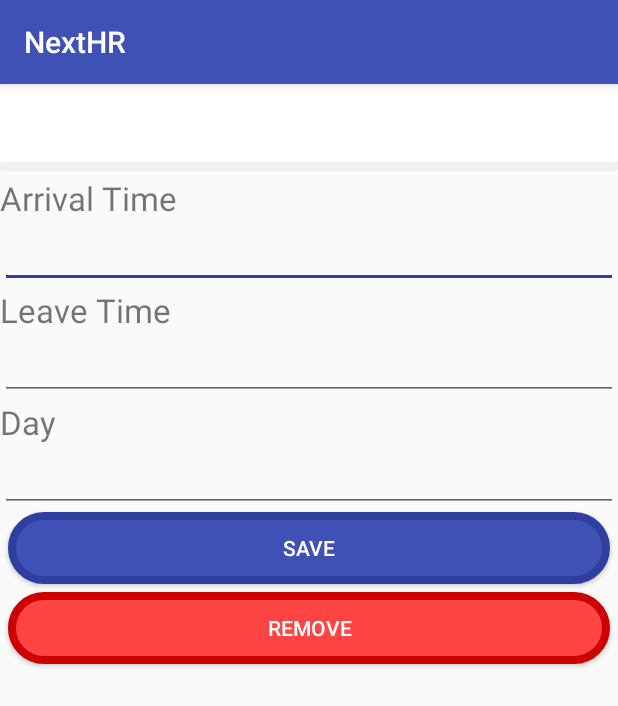
After one commit to Frz11/NextHr, an Android app: the EditAttendanceActivity screen opened directly, with no data from a screen before it, on a phone screen of 412 x 824 dp. The commit adds this screen. Shown: the top 706 px of the screen. Run offline under Robolectric (Android 15) with nearby library versions, the phone set to English and light mode, and no system bars; our stand-ins replace Firebase (no records; nobody signed in at launch, a user with empty details on screens opened directly); Roboto replaces fonts that are not available here; 2 statements that could not run were skipped.

Commit message:
attendance from adminview

```diff
--- a/app/src/main/AndroidManifest.xml
+++ b/app/src/main/AndroidManifest.xml
@@ -16,8 +16,8 @@
         android:roundIcon="@mipmap/ic_launcher"
         android:supportsRtl="true"
         android:theme="@style/AppTheme">
-        <activity
-            android:name=".ConversationActivity"></activity>
+        <activity android:name=".EditAttendanceActivity"></activity>
+        <activity android:name=".ConversationActivity" />
 
         <service
             android:name=".Service.NotificationsService"
--- /dev/null
+++ b/app/src/main/res/drawable/border_red.xml
@@ -0,0 +1,21 @@
+<?xml version="1.0" encoding="utf-8"?>
+<shape xmlns:android="http://schemas.android.com/apk/res/android"
+    android:shape="rectangle" >
+
+    <!-- View background color -->
+    <solid
+        android:color="@android:color/holo_red_light" >
+    </solid>
+
+    <!-- View border color and width -->
+    <stroke
+        android:width="5dp"
+        android:color="@android:color/holo_red_dark" >
+    </stroke>
+
+    <!-- The radius makes the corners rounded -->
+    <corners
+        android:radius="30dp"   >
+    </corners>
+
+</shape>
--- /dev/null
+++ b/app/src/main/res/layout/activity_edit_attendance.xml
@@ -0,0 +1,87 @@
+<?xml version="1.0" encoding="utf-8"?>
+<android.support.constraint.ConstraintLayout xmlns:android="http://schemas.android.com/apk/res/android"
+    xmlns:app="http://schemas.android.com/apk/res-auto"
+    xmlns:tools="http://schemas.android.com/tools"
+    android:layout_width="match_parent"
+    android:layout_height="match_parent"
+    tools:context=".EditAttendanceActivity">
+
+    <TextView
+        android:padding="10dp"
+        android:layout_width="match_parent"
+        android:layout_height="wrap_content"
+        android:id="@+id/employee"
+        app:layout_constraintTop_toTopOf="parent"
+        android:background="@drawable/border_shadow"
+        android:textSize="28sp"
+        android:textColor="@color/design_default_color_primary_dark"
+        android:text="Employee San Attendance"/>
+
+    <TextView
+        android:layout_width="match_parent"
+        android:layout_height="wrap_content"
+        app:layout_constraintTop_toBottomOf="@id/employee"
+        android:layout_marginTop="3dp"
+        android:id="@+id/start_label"
+        android:text="@string/arrival_time"
+        android:textSize="22sp"/>
+
+    <TextView
+        android:layout_width="match_parent"
+        android:layout_height="wrap_content"
+        app:layout_constraintTop_toBottomOf="@id/start_label"
+        android:id="@+id/start"
+        style="@android:style/Widget.EditText"/>
+    <TextView
+        android:layout_width="match_parent"
+        android:layout_height="wrap_content"
+        app:layout_constraintTop_toBottomOf="@id/start"
+        android:textSize="22sp"
+        android:text="@string/leave_time"
+        android:id="@+id/leave_label"/>
+    <TextView
+        android:layout_width="match_parent"
+        android:layout_height="wrap_content"
+        android:id="@+id/leave"
+        app:layout_constraintTop_toBottomOf="@id/leave_label"
+        style="@android:style/Widget.EditText"/>
+    <TextView
+        android:layout_width="match_parent"
+        android:layout_height="wrap_content"
+        android:id="@+id/date_label"
+        android:text="@string/day"
+        android:textSize="22sp"
+        app:layout_constraintTop_toBottomOf="@id/leave"/>
+    <TextView
+        android:layout_width="match_parent"
+        android:layout_height="wrap_content"
+        android:id="@+id/date"
+        style="@android:style/Widget.EditText"
+        app:layout_constraintTop_toBottomOf="@id/date_label"/>
+
+    <Button
+        android:layout_width="match_parent"
+        android:layout_height="wrap_content"
+        app:layout_constraintTop_toBottomOf="@id/date"
+        android:background="@drawable/border"
+        android:layout_marginStart="5dp"
+        android:layout_marginEnd="5dp"
+        android:textColor="@android:color/white"
+        android:text="@string/save"
+        android:id="@+id/save"/>
+
+    <Button
+        android:layout_width="match_parent"
+        android:layout_height="wrap_content"
+        android:textColor="@android:color/white"
+        app:layout_constraintTop_toBottomOf="@id/save"
+        android:id="@+id/delete"
+        android:background="@drawable/border_red"
+        android:layout_marginTop="5dp"
+        android:layout_marginStart="5dp"
+        android:layout_marginEnd="5dp"
+        android:text="@string/remove"/>
+
+
+
+</android.support.constraint.ConstraintLayout>
--- a/app/src/main/res/menu/activity_menu_drawer.xml
+++ b/app/src/main/res/menu/activity_menu_drawer.xml
@@ -61,6 +61,10 @@
                 android:id="@+id/nav_holidays_requests"
                 android:icon="@android:drawable/ic_menu_agenda"
                 android:title="@string/holiday_requets"/>
+            <item
+                android:id="@+id/nav_attendances"
+                android:icon="@android:drawable/ic_menu_my_calendar"
+                android:title="@string/attendances"/>
         </menu>
     </item>
     </group>
--- a/app/src/main/res/values/strings.xml
+++ b/app/src/main/res/values/strings.xml
@@ -96,6 +96,11 @@
     <string name="messages">Messages</string>
     <string name="send">Send</string>
     <string name="close_application">Close Application</string>
+    <string name="attendances">Attendances</string>
+    <string name="arrival_time">Arrival Time</string>
+    <string name="leave_time">Leave Time</string>
+    <string name="day">Day</string>
+    <string name="remove">Remove</string>
     <string-array name="holiday_requests_status">
         <item>All requests</item>
         <item>Pending</item>
```
Also changed, not shown: app/src/main/java/com/example/cristianion/nexthr/Adapters/AdminAttendanceAdapter.java (added, +139 -0 lines), app/src/main/java/com/example/cristianion/nexthr/AttendancesAdminFragment.java (added, +103 -0 lines), app/src/main/java/com/example/cristianion/nexthr/EditAttendanceActivity.java (added, +153 -0 lines), app/src/main/java/com/example/cristianion/nexthr/MenuActivity.java (+14 -9 lines), app/src/main/res/layout/admin_att_item.xml (added, +73 -0 lines), app/src/main/res/layout/attendances_admin_layout.xml (added, +39 -0 lines), 441 other files.
